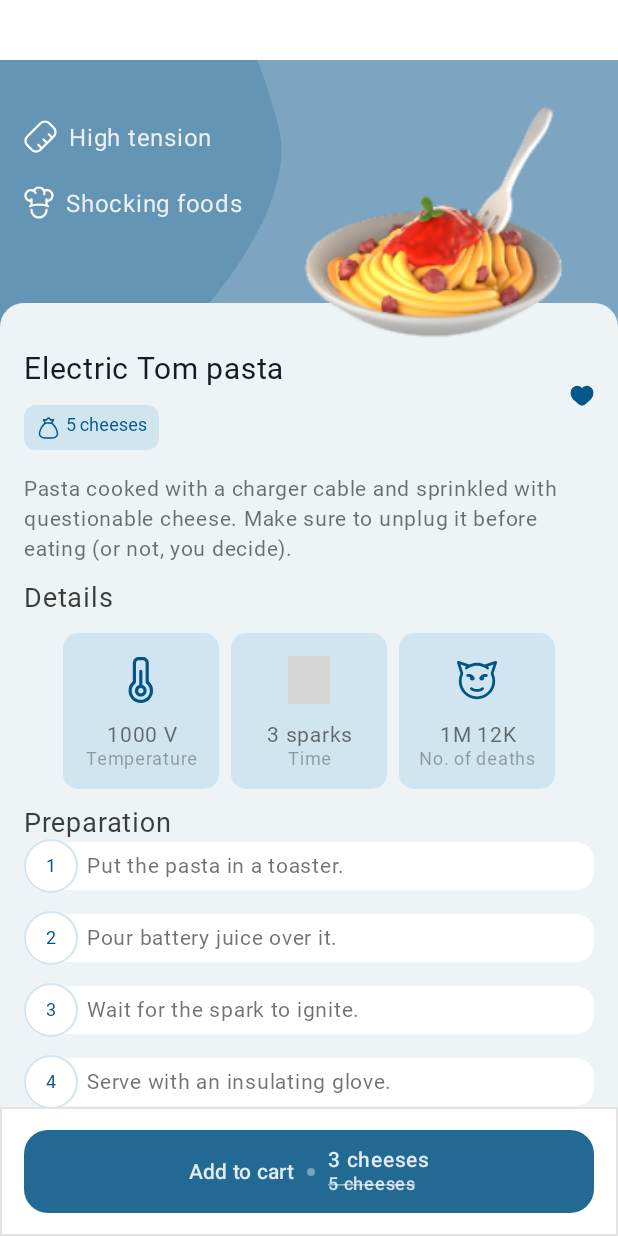
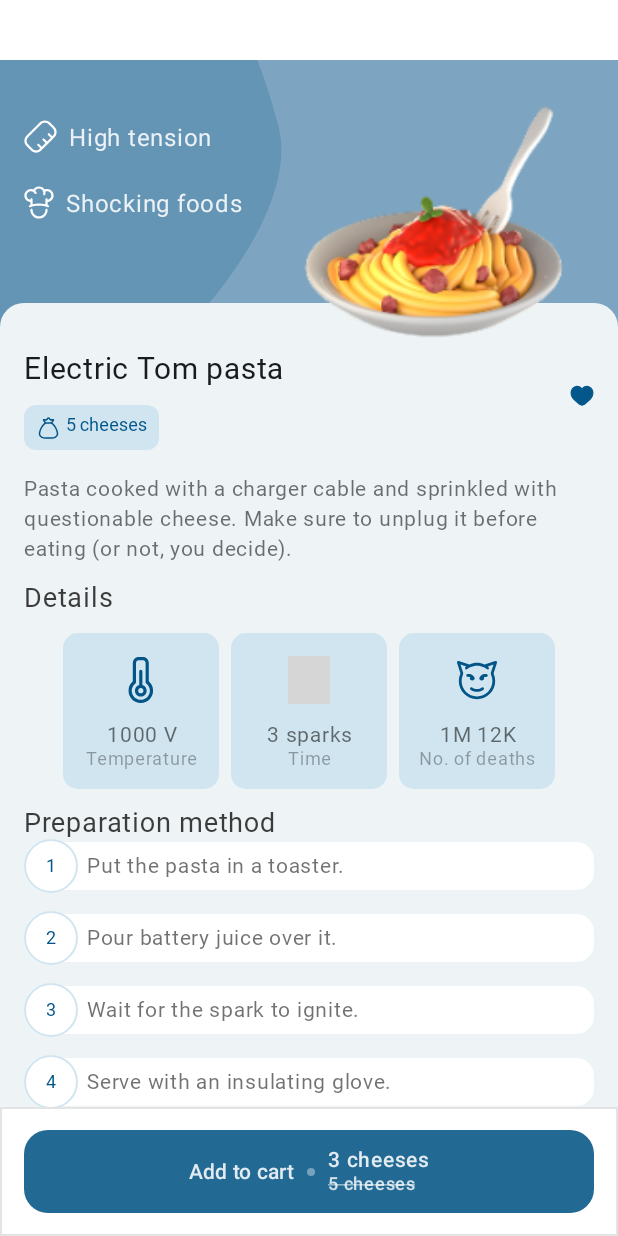
Before and after one commit to ABDULLAHHG/Tom, an Android app built with Jetpack Compose: the composable TomKitchen shown on its own in the app's theme, on a phone screen of 412 x 824 dp. Run offline under Robolectric (Android 15) with nearby library versions, the phone set to English and light mode, and no system bars; Roboto replaces fonts that are not available here; grey boxes are pictures that could not be loaded.

Commit message:
fix typo in tom kitchen

```diff
--- a/app/src/main/java/com/example/tom/MainActivity.kt
+++ b/app/src/main/java/com/example/tom/MainActivity.kt
@@ -24,8 +24,8 @@ class MainActivity : ComponentActivity() {
         WindowInsetsControllerCompat(window, window.decorView).isAppearanceLightStatusBars = true
         setContent {
             TomTheme {
-//                TomKitchen()
-                JerryStore()
+                TomKitchen()
+//                JerryStore()
 //                TomAccount()
             }
         }
--- a/app/src/main/java/com/example/tom/screen/TomKitchen.kt
+++ b/app/src/main/java/com/example/tom/screen/TomKitchen.kt
@@ -152,7 +152,7 @@ fun TomKitchen() {
                                 Spacer12Vertical()
                                 Details()
                                 Text(
-                                    "Preparation",
+                                    "Preparation method",
                                     modifier = Modifier.fillMaxWidth(),
                                     fontSize = 18.sp,
                                     color = Color(0xDE1F1F1E),
```
